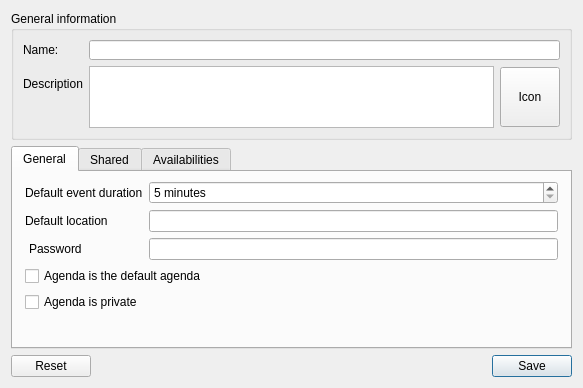
Before: the Qt Designer form plugins/agendaplugin/usercalendareditor.ui in FreeHealth/freehealth, drawn with Qt 5.
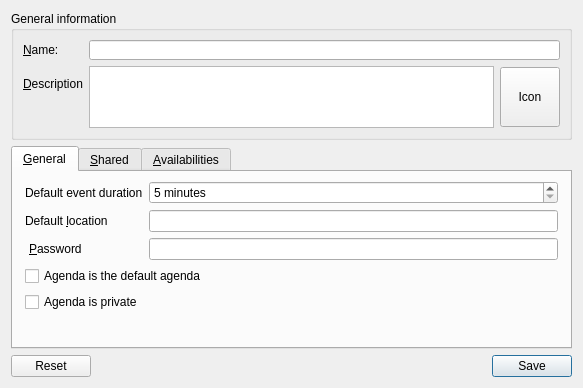
After: the same form once the commit is applied. Custom widgets are drawn as their Qt base class.

```diff
--- a/plugins/agendaplugin/usercalendareditor.ui
+++ b/plugins/agendaplugin/usercalendareditor.ui
@@ -29,7 +29,10 @@
          </size>
         </property>
         <property name="text">
-         <string>Name:</string>
+         <string>&amp;Name:</string>
+        </property>
+        <property name="buddy">
+         <cstring>calendarLabel</cstring>
         </property>
        </widget>
       </item>
@@ -58,7 +61,10 @@
          </size>
         </property>
         <property name="text">
-         <string>Description</string>
+         <string>&amp;Description</string>
+        </property>
+        <property name="buddy">
+         <cstring>description</cstring>
         </property>
        </widget>
       </item>
@@ -117,7 +123,7 @@
      </property>
      <widget class="QWidget" name="tabGeneral">
       <attribute name="title">
-       <string>General</string>
+       <string>&amp;General</string>
       </attribute>
       <layout class="QFormLayout" name="formLayout">
        <property name="leftMargin">
@@ -134,6 +140,9 @@
          <property name="text">
           <string>Default event duration</string>
          </property>
+         <property name="buddy">
+          <cstring>defaultDuration</cstring>
+         </property>
         </widget>
        </item>
        <item row="0" column="1">
@@ -155,7 +164,10 @@
        <item row="2" column="0">
         <widget class="QLabel" name="defaultLocationLabel">
          <property name="text">
-          <string>Default location</string>
+          <string>Default &amp;location</string>
+         </property>
+         <property name="buddy">
+          <cstring>defaultLocationEdit</cstring>
          </property>
         </widget>
        </item>
@@ -165,11 +177,14 @@
        <item row="4" column="0">
         <widget class="QLabel" name="passwordLabel">
          <property name="text">
-          <string>Password</string>
+          <string>&amp;Password</string>
          </property>
          <property name="indent">
           <number>4</number>
          </property>
+         <property name="buddy">
+          <cstring>passwordEdit</cstring>
+         </property>
         </widget>
        </item>
        <item row="4" column="1">
@@ -193,7 +208,7 @@
      </widget>
      <widget class="QWidget" name="tabDelegates">
       <attribute name="title">
-       <string>Shared</string>
+       <string>&amp;Shared</string>
       </attribute>
       <layout class="QGridLayout" name="gridLayout_5">
        <property name="leftMargin">
@@ -219,7 +234,7 @@
      </widget>
      <widget class="QWidget" name="tabAvailabilities">
       <attribute name="title">
-       <string>Availabilities</string>
+       <string>&amp;Availabilities</string>
       </attribute>
       <layout class="QGridLayout" name="gridLayout_4">
        <property name="leftMargin">
```
Left out of the diff: 16 changed lines with no effect on the pictures.
